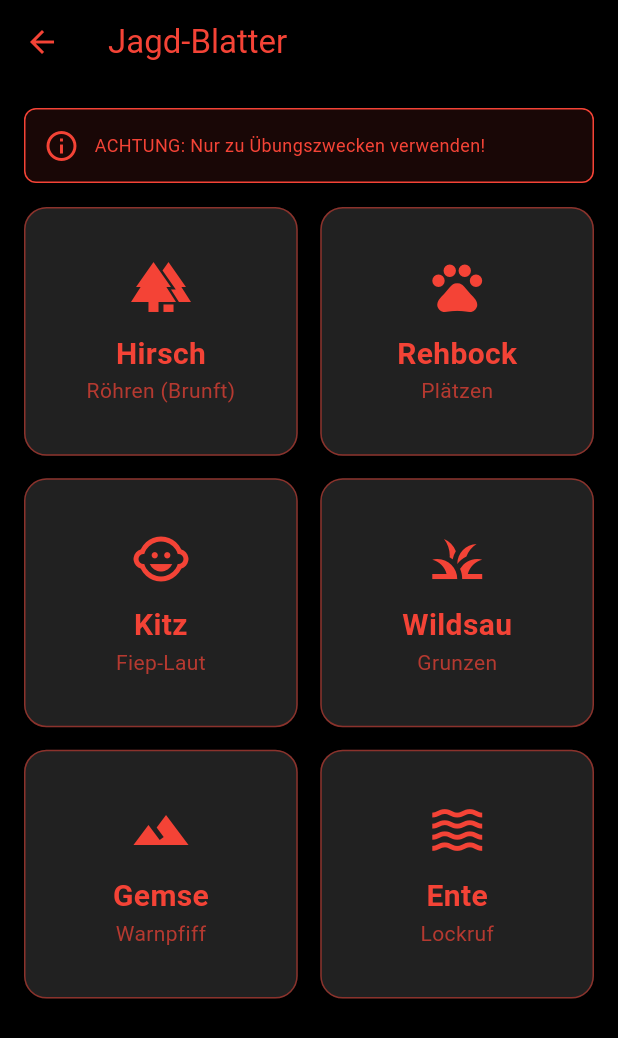
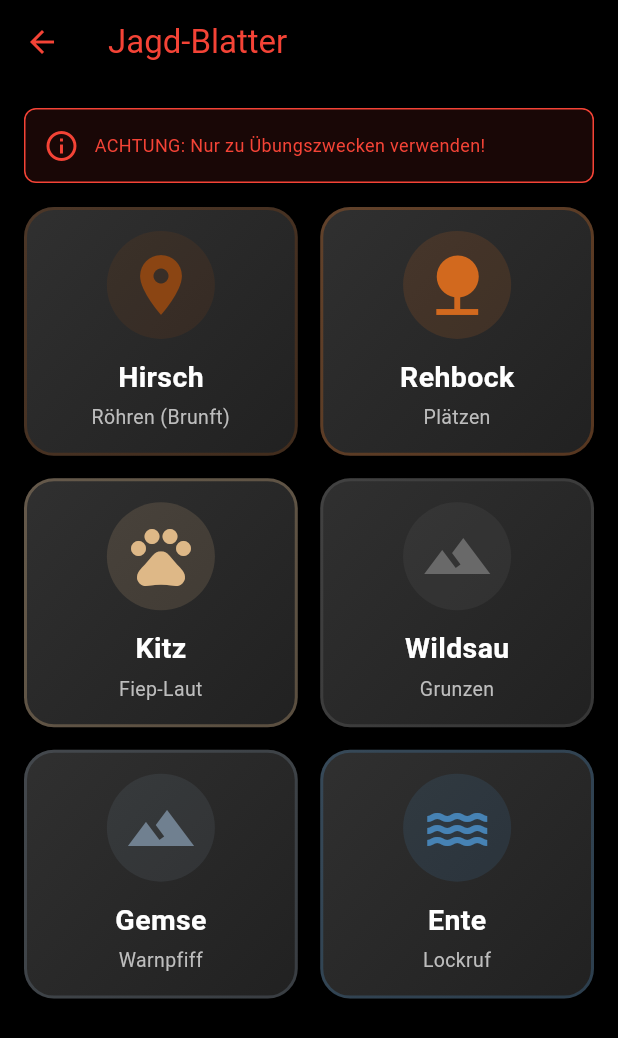
Before and after one commit to carlocuonz-arch/weidmannsheil, a Flutter app: the screen it shows after launch, after a tap on "JAGD STARTEN", after a tap on "Blatter", on a phone screen of 412 x 824 dp. Shown: the top 1038 px of the screen. Run offline on Flutter 3.47's test engine with Material 3 defaults, Android fonts, the phone set to English and light mode, and no system bars; our stand-ins replace audioplayers, file_picker, flutter_compass, flutter_map, geolocator, image_picker and 3 more; missing offline and left inert: torch_light.

Commit message:
Optimize Blatter page: better icons, volume control, enhanced UI
Tier-Karten Optimierungen:
- Individuelle Farben für jedes Tier (Braun, Beige, Grau, etc.)
- Bessere Icons: place, nature, pets, landscape, terrain, water
- Gradient-Hintergrund mit Tierfarbe
- Icon in farbigem Kreis (48px statt 40px)
- Größere Schatten bei aktiver Karte
- "SPIELT" Badge mit Equalizer-Icon statt nur Icon
- Haptisches Feedback beim Antippen
- Rundere Ecken (20px statt 15px)

Player Bar Verbesserungen:
- Abgerundete Ecken oben (25px)
- Musik-Note Icon neben Titel
- Größerer Play/Pause Button (FloatingActionButton.large)
- Loop-Button mit farbigem Hintergrund wenn aktiv
- Stop-Button größer (36px)
- Stärkerer Schatten und dickerer Rahmen (3px)

Lautstärke-Regler (NEU!):
- Slider mit Icon (volume_off/volume_up)
- Prozent-Anzeige (0-100%)
- Farbiger Slider in Ghost/Normal Mode
- In grauer Box für bessere Sichtbarkeit
- Echtzeit-Anpassung während Wiedergabe

Technische Details:
- HapticFeedback bei Tier-Auswahl
- Volume wird im State gespeichert (_volume)
- Farben als Color-Objekte in animals List

```diff
--- a/lib/blatter_page.dart
+++ b/lib/blatter_page.dart
@@ -1,4 +1,5 @@
 import 'package:flutter/material.dart';
+import 'package:flutter/services.dart';
 import 'package:audioplayers/audioplayers.dart';
 
 class BlatterPage extends StatefulWidget {
@@ -18,14 +19,16 @@ class _BlatterPageState extends State<BlatterPage> {
   bool _isPlaying = false;
   bool _isLooping = false;
   String? _currentTitle; // Welches Tier läuft gerade?
+  double _volume = 1.0; // Lautstärke (0.0 - 1.0)
 
+  // OPTIMIERTE TIER-LISTE MIT BESSEREN ICONS & FARBEN
   final List<Map<String, dynamic>> animals = [
-    {"name": "Hirsch", "icon": Icons.forest, "desc": "Röhren (Brunft)", "file": "hirsch.mp3"},
-    {"name": "Rehbock", "icon": Icons.pets, "desc": "Plätzen", "file": "rehbock.mp3"},
-    {"name": "Kitz", "icon": Icons.child_care, "desc": "Fiep-Laut", "file": "kitz.mp3"},
-    {"name": "Wildsau", "icon": Icons.grass, "desc": "Grunzen", "file": "wildsau.mp3"},
-    {"name": "Gemse", "icon": Icons.filter_hdr, "desc": "Warnpfiff", "file": "gemse.mp3"},
-    {"name": "Ente", "icon": Icons.waves, "desc": "Lockruf", "file": "ente.mp3"},
+    {"name": "Hirsch", "icon": Icons.place, "desc": "Röhren (Brunft)", "file": "hirsch.mp3", "color": Color(0xFF8B4513)}, // Braun
+    {"name": "Rehbock", "icon": Icons.nature, "desc": "Plätzen", "file": "rehbock.mp3", "color": Color(0xFFD2691E)}, // Hell-Braun
+    {"name": "Kitz", "icon": Icons.pets, "desc": "Fiep-Laut", "file": "kitz.mp3", "color": Color(0xFFDEB887)}, // Beige
+    {"name": "Wildsau", "icon": Icons.landscape, "desc": "Grunzen", "file": "wildsau.mp3", "color": Color(0xFF696969)}, // Dunkelgrau
+    {"name": "Gemse", "icon": Icons.terrain, "desc": "Warnpfiff", "file": "gemse.mp3", "color": Color(0xFF708090)}, // Schiefergrau
+    {"name": "Ente", "icon": Icons.water, "desc": "Lockruf", "file": "ente.mp3", "color": Color(0xFF4682B4)}, // Stahlblau
   ];
 
   @override
@@ -53,6 +56,7 @@ class _BlatterPageState extends State<BlatterPage> {
   Future<void> _playSound(String fileName, String title) async {
     try {
       await _player.stop(); // Erstmal Ruhe
+      await _player.setVolume(_volume); // Lautstärke setzen
       await _player.setReleaseMode(_isLooping ? ReleaseMode.loop : ReleaseMode.stop);
       await _player.play(AssetSource('sounds/$fileName'));
 
@@ -63,6 +67,14 @@ class _BlatterPageState extends State<BlatterPage> {
     } catch (e) {
       print("Fehler: $e");
     }
+  }
+
+  // Logik: Lautstärke ändern
+  Future<void> _setVolume(double volume) async {
+    await _player.setVolume(volume);
+    setState(() {
+      _volume = volume;
+    });
   }
 
   // Logik: Toggle Play/Pause
@@ -156,64 +168,146 @@ class _BlatterPageState extends State<BlatterPage> {
                     animals[index]['desc'],
                     animals[index]['icon'],
                     animals[index]['file'],
+                    animals[index]['color'], // Individuelle Farbe
                     cardColor,
                     textColor,
                     isGhost,
-                    isActive, // Neu: Sagen ob aktiv
+                    isActive,
                   );
                 },
               ),
             ),
           ),
 
-          // --- DER NEUE PLAYER BALKEN ---
-          // Er erscheint immer, wenn ein Titel ausgewählt wurde
+          // --- OPTIMIERTER PLAYER BALKEN MIT LAUTSTÄRKE ---
           if (_currentTitle != null)
             Container(
-              padding: const EdgeInsets.all(20),
+              padding: const EdgeInsets.symmetric(horizontal: 20, vertical: 16),
               decoration: BoxDecoration(
                 color: isGhost ? Colors.grey[900] : Colors.white,
-                boxShadow: [BoxShadow(color: Colors.black26, blurRadius: 10, offset: Offset(0, -2))],
-                border: Border(top: BorderSide(color: isGhost ? Colors.red : Colors.green, width: 2)),
+                boxShadow: [
+                  BoxShadow(color: Colors.black26, blurRadius: 15, offset: Offset(0, -3))
+                ],
+                border: Border(top: BorderSide(color: isGhost ? Colors.red : Colors.green, width: 3)),
+                borderRadius: BorderRadius.only(
+                  topLeft: Radius.circular(25),
+                  topRight: Radius.circular(25),
+                ),
               ),
               child: Column(
+                mainAxisSize: MainAxisSize.min,
                 children: [
-                  // Titel Info
+                  // Titel Info mit Icon
+                  Row(
+                    mainAxisAlignment: MainAxisAlignment.center,
+                    children: [
+                      Icon(
+                        Icons.music_note,
+                        color: isGhost ? Colors.red : Colors.green,
+                        size: 20,
+                      ),
+                      const SizedBox(width: 8),
                       Text(
-                    "Aktuell: $_currentTitle",
+                        _currentTitle!,
                         style: TextStyle(
                           color: isGhost ? Colors.red : Colors.black87,
                           fontWeight: FontWeight.bold,
-                      fontSize: 16
+                          fontSize: 18,
                         ),
                       ),
-                  const SizedBox(height: 10),
+                    ],
+                  ),
+                  const SizedBox(height: 16),
+
+                  // Steuerung
                   Row(
                     mainAxisAlignment: MainAxisAlignment.spaceEvenly,
                     children: [
                       // Loop Button
-                      IconButton(
+                      Container(
+                        decoration: BoxDecoration(
+                          color: _isLooping
+                              ? (isGhost ? Colors.red : Colors.green).withOpacity(0.2)
+                              : Colors.transparent,
+                          shape: BoxShape.circle,
+                        ),
+                        child: IconButton(
                           onPressed: _toggleLoop,
-                        icon: Icon(Icons.repeat, color: _isLooping ? (isGhost ? Colors.red : Colors.green) : Colors.grey),
+                          icon: Icon(
+                            Icons.repeat,
+                            color: _isLooping
+                                ? (isGhost ? Colors.red : Colors.green)
+                                : Colors.grey,
+                            size: 28,
+                          ),
                           tooltip: "Wiederholung",
                         ),
+                      ),
 
-                      // Play / Pause Button (Groß)
-                      FloatingActionButton(
+                      // Play / Pause Button (Größer)
+                      FloatingActionButton.large(
                         onPressed: _togglePlayPause,
                         backgroundColor: isGhost ? Colors.red : Colors.green,
-                        child: Icon(_isPlaying ? Icons.pause : Icons.play_arrow),
+                        elevation: 8,
+                        child: Icon(
+                          _isPlaying ? Icons.pause : Icons.play_arrow,
+                          size: 40,
+                        ),
                       ),
 
-                      // STOP BUTTON (Wichtig!)
+                      // STOP BUTTON
                       IconButton(
                         onPressed: _stopSound,
-                        icon: const Icon(Icons.stop_circle_outlined, size: 32),
-                        color: isGhost ? Colors.redAccent : Colors.red,
-                        tooltip: "SOFORT STOPPEN",
+                        icon: const Icon(Icons.stop_circle, size: 36),
+                        color: isGhost ? Colors.redAccent : Colors.red[700],
+                        tooltip: "Stoppen",
                       ),
                     ],
-                  )
+                  ),
+
+                  const SizedBox(height: 16),
+
+                  // LAUTSTÄRKE-REGLER
+                  Container(
+                    padding: const EdgeInsets.symmetric(horizontal: 12, vertical: 8),
+                    decoration: BoxDecoration(
+                      color: isGhost ? Colors.grey[850] : Colors.grey[100],
+                      borderRadius: BorderRadius.circular(15),
+                    ),
+                    child: Row(
+                      children: [
+                        Icon(
+                          _volume == 0 ? Icons.volume_off : Icons.volume_up,
+                          color: isGhost ? Colors.red : Colors.green,
+                          size: 24,
+                        ),
+                        Expanded(
+                          child: SliderTheme(
+                            data: SliderThemeData(
+                              activeTrackColor: isGhost ? Colors.red : Colors.green,
+                              inactiveTrackColor: Colors.grey[400],
+                              thumbColor: isGhost ? Colors.red : Colors.green,
+                              overlayColor: (isGhost ? Colors.red : Colors.green).withOpacity(0.2),
+                            ),
+                            child: Slider(
+                              value: _volume,
+                              min: 0.0,
+                              max: 1.0,
+                              onChanged: _setVolume,
+                            ),
+                          ),
+                        ),
+                        Text(
+                          "${(_volume * 100).toInt()}%",
+                          style: TextStyle(
+                            color: isGhost ? Colors.grey : Colors.grey[700],
+                            fontSize: 12,
+                            fontWeight: FontWeight.bold,
+                          ),
+                        ),
+                      ],
+                    ),
+                  ),
                 ],
               ),
             ),
@@ -222,36 +316,106 @@ class _BlatterPageState extends State<BlatterPage> {
     );
   }
 
-  Widget _buildAnimalCard(String title, String sub, IconData icon, String fileName, Color? bg, Color? text, bool isGhost, bool isActive) {
+  // OPTIMIERTE TIER-KARTE MIT INDIVIDUELLEN FARBEN
+  Widget _buildAnimalCard(
+    String title,
+    String sub,
+    IconData icon,
+    String fileName,
+    Color animalColor, // Individuelle Tierfarbe
+    Color? bgColor,
+    Color? textColor,
+    bool isGhost,
+    bool isActive,
+  ) {
     return GestureDetector(
       onTap: () {
+        HapticFeedback.mediumImpact(); // Haptisches Feedback
         _playSound(fileName, title);
       },
       child: Container(
         decoration: BoxDecoration(
-          color: isActive ? (isGhost ? Colors.red.withOpacity(0.2) : Colors.green[100]) : bg, // Highlight wenn aktiv
-          borderRadius: BorderRadius.circular(15),
+          // Gradient-Hintergrund mit Tierfarbe
+          gradient: LinearGradient(
+            colors: isActive
+                ? [
+                    animalColor.withOpacity(0.4),
+                    animalColor.withOpacity(0.2),
+                  ]
+                : [
+                    isGhost ? Colors.grey[850]! : Colors.white,
+                    isGhost ? Colors.grey[900]! : Colors.grey[50]!,
+                  ],
+            begin: Alignment.topLeft,
+            end: Alignment.bottomRight,
+          ),
+          borderRadius: BorderRadius.circular(20),
           boxShadow: [
-            if (!isGhost)
-              const BoxShadow(color: Colors.black12, blurRadius: 4, offset: Offset(0, 2))
+            BoxShadow(
+              color: isActive ? animalColor.withOpacity(0.4) : Colors.black12,
+              blurRadius: isActive ? 12 : 6,
+              offset: Offset(0, isActive ? 4 : 2),
+            )
           ],
           border: Border.all(
-            color: isActive
-                ? (isGhost ? Colors.red : Colors.green)
-                : (isGhost ? Colors.red.withOpacity(0.5) : Colors.transparent),
-            width: isActive ? 3 : 1
+            color: isActive ? animalColor : animalColor.withOpacity(0.3),
+            width: isActive ? 3 : 2,
           ),
         ),
         child: Column(
           mainAxisAlignment: MainAxisAlignment.center,
           children: [
-            Icon(icon, size: 40, color: isGhost ? Colors.red : Colors.green[700]),
-            const SizedBox(height: 10),
-            Text(title, style: TextStyle(fontSize: 20, fontWeight: FontWeight.bold, color: text)),
-            Text(sub, style: TextStyle(fontSize: 14, color: isGhost ? Colors.red.withOpacity(0.7) : Colors.grey[600])),
+            // Icon mit farbigem Hintergrund
+            Container(
+              padding: const EdgeInsets.all(12),
+              decoration: BoxDecoration(
+                color: animalColor.withOpacity(isActive ? 0.3 : 0.15),
+                shape: BoxShape.circle,
+              ),
+              child: Icon(
+                icon,
+                size: 48, // Größer: 40 -> 48
+                color: animalColor,
+              ),
+            ),
+            const SizedBox(height: 12),
+            Text(
+              title,
+              style: TextStyle(
+                fontSize: 19, // Größer: 20 -> 19 (besser lesbar)
+                fontWeight: FontWeight.bold,
+                color: isGhost ? Colors.white : Colors.black87,
+              ),
+            ),
+            const SizedBox(height: 4),
+            Text(
+              sub,
+              style: TextStyle(
+                fontSize: 13, // Größer: 14 -> 13
+                color: isGhost
+                    ? Colors.grey[400]
+                    : Colors.grey[600],
+              ),
+              textAlign: TextAlign.center,
+            ),
             if (isActive) ...[
-              const SizedBox(height: 5),
-              Icon(Icons.equalizer, color: isGhost ? Colors.red : Colors.green, size: 20) // Kleines Equalizer Icon
+              const SizedBox(height: 8),
+              // Animierter Equalizer
+              Row(
+                mainAxisAlignment: MainAxisAlignment.center,
+                children: [
+                  Icon(Icons.graphic_eq, color: animalColor, size: 24),
+                  const SizedBox(width: 4),
+                  Text(
+                    "SPIELT",
+                    style: TextStyle(
+                      color: animalColor,
+                      fontSize: 11,
+                      fontWeight: FontWeight.bold,
+                    ),
+                  ),
+                ],
+              ),
             ]
           ],
         ),
```
Lines whose indentation alone changed are shown as unchanged.
